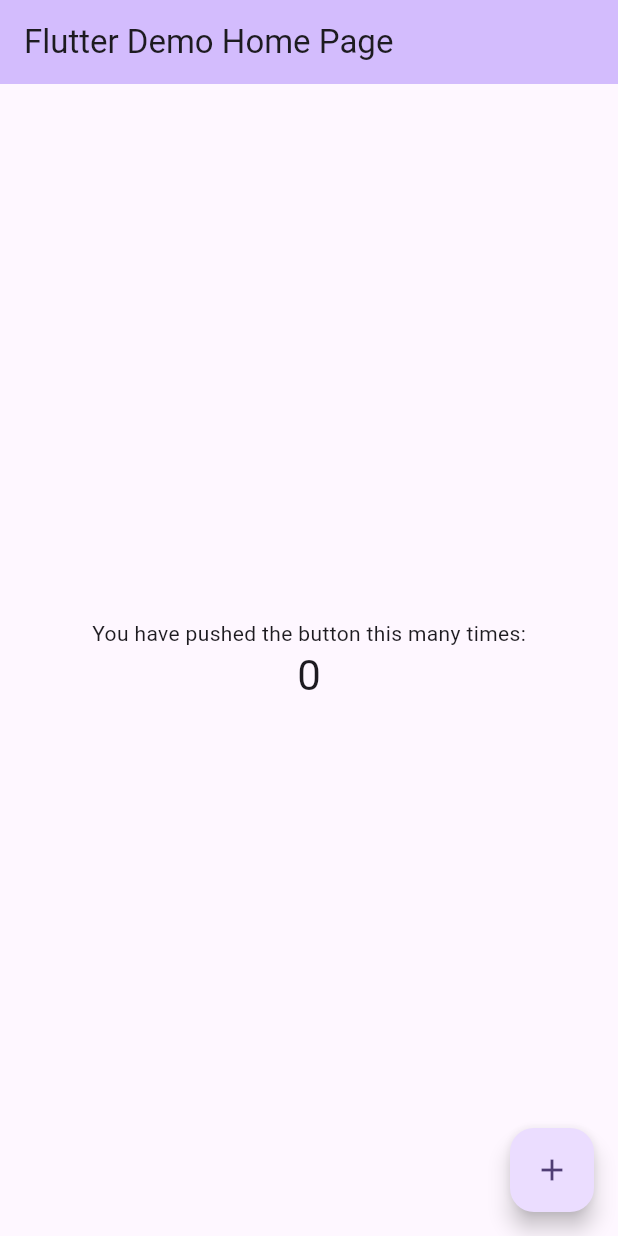
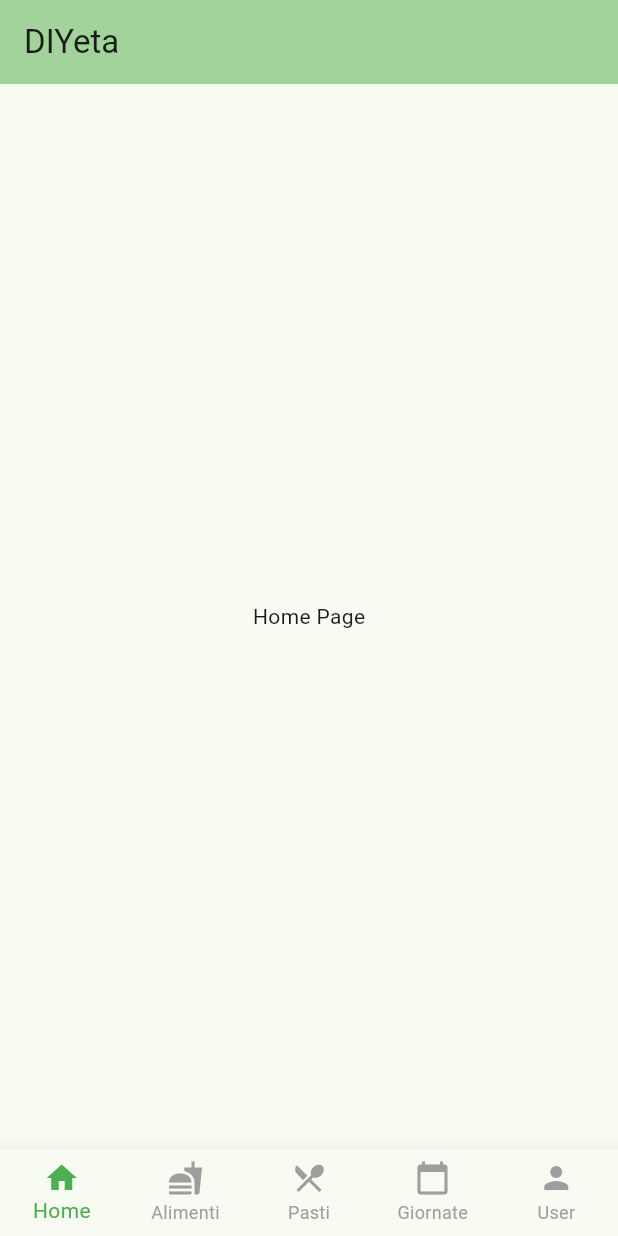
Before and after one commit to elenat82/DIYetaApp-Flutter, a Flutter app: the screen it shows after launch, on a phone screen of 412 x 824 dp. Run offline on Flutter 3.47's test engine with Material 3 defaults, Android fonts, the phone set to English and light mode, and no system bars.

Commit message:
aggiunta barra di navigazione inferiore

```diff
--- a/lib/main.dart
+++ b/lib/main.dart
@@ -11,111 +11,77 @@ class MyApp extends StatelessWidget {
   @override
   Widget build(BuildContext context) {
     return MaterialApp(
-      title: 'Flutter Demo',
+      title: 'DIYeta',
       theme: ThemeData(
-        // This is the theme of your application.
-        //
-        // TRY THIS: Try running your application with "flutter run". You'll see
-        // the application has a purple toolbar. Then, without quitting the app,
-        // try changing the seedColor in the colorScheme below to Colors.green
-        // and then invoke "hot reload" (save your changes or press the "hot
-        // reload" button in a Flutter-supported IDE, or press "r" if you used
-        // the command line to start the app).
-        //
-        // Notice that the counter didn't reset back to zero; the application
-        // state is not lost during the reload. To reset the state, use hot
-        // restart instead.
-        //
-        // This works for code too, not just values: Most code changes can be
-        // tested with just a hot reload.
-        colorScheme: .fromSeed(seedColor: Colors.deepPurple),
+        colorScheme: .fromSeed(seedColor: Colors.green),
+        useMaterial3: true,
       ),
-      home: const MyHomePage(title: 'Flutter Demo Home Page'),
+      home: const MyHomePage(),
     );
   }
 }
 
 class MyHomePage extends StatefulWidget {
-  const MyHomePage({super.key, required this.title});
-
-  // This widget is the home page of your application. It is stateful, meaning
-  // that it has a State object (defined below) that contains fields that affect
-  // how it looks.
-
-  // This class is the configuration for the state. It holds the values (in this
-  // case the title) provided by the parent (in this case the App widget) and
-  // used by the build method of the State. Fields in a Widget subclass are
-  // always marked "final".
-
-  final String title;
+  const MyHomePage({super.key});
 
   @override
   State<MyHomePage> createState() => _MyHomePageState();
 }
 
 class _MyHomePageState extends State<MyHomePage> {
-  int _counter = 0;
+  int _selectedIndex = 0; // indice della pagina selezionata
 
-  void _incrementCounter() {
+  // Lista delle pagine associate ai pulsanti
+  final List<Widget> _pages = [
+    Center(child: Text('Home Page')),
+    Center(child: Text('Alimenti Page')),
+    Center(child: Text('Pasti Page')),
+    Center(child: Text('Giornate Page')),
+    Center(child: Text('User Page')),
+  ];
+
+  void _onItemTapped(int index) {
     setState(() {
-      // This call to setState tells the Flutter framework that something has
-      // changed in this State, which causes it to rerun the build method below
-      // so that the display can reflect the updated values. If we changed
-      // _counter without calling setState(), then the build method would not be
-      // called again, and so nothing would appear to happen.
-      _counter++;
+      _selectedIndex = index;
     });
   }
 
   @override
   Widget build(BuildContext context) {
-    // This method is rerun every time setState is called, for instance as done
-    // by the _incrementCounter method above.
-    //
-    // The Flutter framework has been optimized to make rerunning build methods
-    // fast, so that you can just rebuild anything that needs updating rather
-    // than having to individually change instances of widgets.
     return Scaffold(
       appBar: AppBar(
-        // TRY THIS: Try changing the color here to a specific color (to
-        // Colors.amber, perhaps?) and trigger a hot reload to see the AppBar
-        // change color while the other colors stay the same.
+        title: Text('DIYeta'),
         backgroundColor: Theme.of(context).colorScheme.inversePrimary,
-        // Here we take the value from the MyHomePage object that was created by
-        // the App.build method, and use it to set our appbar title.
-        title: Text(widget.title),
       ),
-      body: Center(
-        // Center is a layout widget. It takes a single child and positions it
-        // in the middle of the parent.
-        child: Column(
-          // Column is also a layout widget. It takes a list of children and
-          // arranges them vertically. By default, it sizes itself to fit its
-          // children horizontally, and tries to be as tall as its parent.
-          //
-          // Column has various properties to control how it sizes itself and
-          // how it positions its children. Here we use mainAxisAlignment to
-          // center the children vertically; the main axis here is the vertical
-          // axis because Columns are vertical (the cross axis would be
-          // horizontal).
-          //
-          // TRY THIS: Invoke "debug painting" (choose the "Toggle Debug Paint"
-          // action in the IDE, or press "p" in the console), to see the
-          // wireframe for each widget.
-          mainAxisAlignment: .center,
-          children: [
-            const Text('You have pushed the button this many times:'),
-            Text(
-              '$_counter',
-              style: Theme.of(context).textTheme.headlineMedium,
-            ),
-          ],
-        ),
-      ),
-      floatingActionButton: FloatingActionButton(
-        onPressed: _incrementCounter,
-        tooltip: 'Increment',
-        child: const Icon(Icons.add),
+      body: _pages[_selectedIndex], // mostra la pagina selezionata
+      bottomNavigationBar: BottomNavigationBar(
+        type: BottomNavigationBarType.fixed,
+        currentIndex: _selectedIndex,
+        onTap: _onItemTapped,
+        selectedItemColor: Colors.green,
+        unselectedItemColor: Colors.grey,
+        items: const [
+          BottomNavigationBarItem(
+            icon: Icon(Icons.home),
+            label: 'Home',
+          ),
+          BottomNavigationBarItem(
+            icon: Icon(Icons.fastfood),
+            label: 'Alimenti',
+          ),
+          BottomNavigationBarItem(
+            icon: Icon(Icons.restaurant_menu),
+            label: 'Pasti',
+          ),
+          BottomNavigationBarItem(
+            icon: Icon(Icons.calendar_today),
+            label: 'Giornate',
+          ),
+          BottomNavigationBarItem(
+            icon: Icon(Icons.person),
+            label: 'User',
+          ),
+        ],
       ),
     );
   }
```
